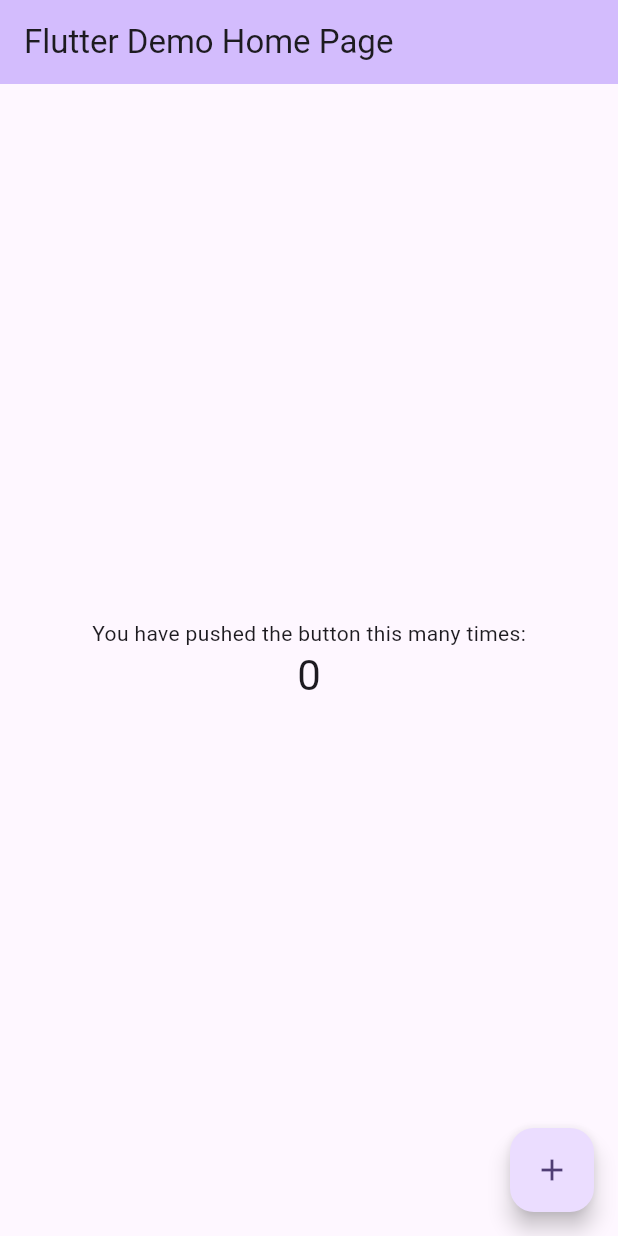
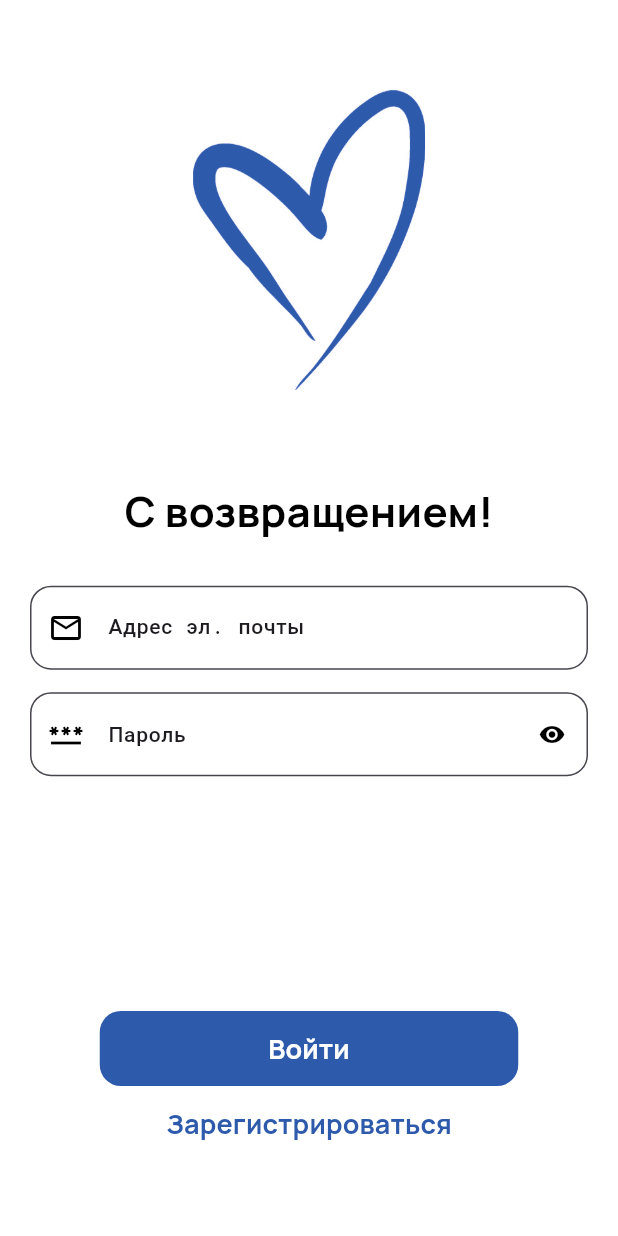
Before and after one commit to AlejandroAlikin/bpm_project, a Flutter app: the screen it shows after launch, on a phone screen of 412 x 824 dp. Run offline on Flutter 3.47's test engine with Material 3 defaults, Android fonts, the phone set to English and light mode, and no system bars; our stand-ins replace google_fonts.

Commit message:
add design login, register + bottom menu bar

```diff
--- /dev/null
+++ b/lib/authorization/login_page.dart
@@ -0,0 +1,214 @@
+import 'package:bpm/authorization/register_page.dart';
+import 'package:bpm/design/colors.dart';
+import 'package:bpm/main_pages/main_screen.dart';
+import 'package:flutter/material.dart';
+import 'package:google_fonts/google_fonts.dart';
+
+class LoginPage extends StatefulWidget {
+  const LoginPage({super.key});
+
+  @override
+  State<StatefulWidget> createState() => _LoginPageState();
+}
+
+class _LoginPageState extends State<LoginPage> {
+  late TextEditingController _emailTextEditingController;
+  late TextEditingController _passwordTextEditingController;
+  bool _obscurePassword = true;
+
+  @override
+  void initState() {
+    super.initState();
+    _emailTextEditingController = TextEditingController();
+    _passwordTextEditingController = TextEditingController();
+  }
+
+  @override
+  void dispose() {
+    _emailTextEditingController.dispose();
+    _passwordTextEditingController.dispose();
+    super.dispose();
+  }
+
+  @override
+  Widget build(BuildContext context) {
+    final _inputDecoration = InputDecoration(
+      filled: true,
+      fillColor: Colors.white,
+      labelStyle: GoogleFonts.spaceMono(
+        fontSize: 14,
+        fontWeight: FontWeight.w500,
+        color: const Color(0xFF1D1B20),
+      ),
+      border: OutlineInputBorder(
+        borderRadius: BorderRadius.circular(14),
+        borderSide: const BorderSide(width: 2),
+      ),
+      contentPadding: const EdgeInsets.symmetric(vertical: 16, horizontal: 16),
+    );
+
+    return Scaffold(
+      body: Column(
+        children: [
+          Expanded(
+            flex: 7,
+            child: Center(
+              child: Image.asset(
+                'assets/images/heart_logo.jpg',
+                width: 200,
+                height: 200,
+                fit: BoxFit.contain,
+              ),
+            ),
+          ),
+
+          Expanded(
+            flex: 7,
+            child: SingleChildScrollView(
+              padding: const EdgeInsets.symmetric(horizontal: 20),
+              child: Center(
+                child: Column(
+                  mainAxisAlignment: MainAxisAlignment.center,
+                  children: [
+                    Text(
+                      'С возвращением!',
+                      style: GoogleFonts.manrope(
+                        fontWeight: FontWeight.w700,
+                        fontSize: 28,
+                        color: Colors.black,
+                      ),
+                    ),
+                    const SizedBox(height: 30),
+                    SizedBox(
+                      width: double.infinity,
+                      child: TextField(
+                        controller: _emailTextEditingController,
+                        decoration: _inputDecoration.copyWith(
+                          prefixIcon: const Icon(
+                            Icons.email_outlined,
+                            size: 24,
+                            color: Colors.black,
+                          ),
+                          labelText: 'Адрес эл. почты',
+                        ),
+                      ),
+                    ),
+                    const SizedBox(height: 15),
+                    SizedBox(
+                      width: double.infinity,
+                      child: TextField(
+                        controller: _passwordTextEditingController,
+                        obscureText: _obscurePassword,
+                        decoration: _inputDecoration.copyWith(
+                          prefixIcon: const Icon(
+                            Icons.password_outlined,
+                            size: 24,
+                            color: Colors.black,
+                          ),
+                          labelText: 'Пароль',
+                          suffixIcon: IconButton(
+                            icon: Icon(
+                              _obscurePassword
+                                  ? Icons.visibility
+                                  : Icons.visibility_off,
+                              color: Colors.black,
+                              size: 18,
+                            ),
+                            onPressed: () {
+                              setState(() {
+                                _obscurePassword = !_obscurePassword;
+                              });
+                            },
+                          ),
+                        ),
+                      ),
+                    ),
+                  ],
+                ),
+              ),
+            ),
+          ),
+
+          Expanded(
+            flex: 4,
+            child: Padding(
+              padding: const EdgeInsets.only(bottom: 50),
+              child: Column(
+                mainAxisAlignment: MainAxisAlignment.end,
+                children: [
+                  SizedBox(
+                    width: double.infinity,
+                    child: Padding(
+                      padding: const EdgeInsets.symmetric(horizontal: 20),
+                      child: FractionallySizedBox(
+                        widthFactor: 3 / 4,
+                        child: ElevatedButton(
+                          onPressed: () {
+                            Navigator.pushReplacement(
+                                context,
+                                MaterialPageRoute(builder: (context) => MainScreen())
+                            );
+                          },
+                          style: ElevatedButton.styleFrom(
+                            minimumSize: const Size(0, 50),
+                            backgroundColor: primaryBlue,
+                            shape: RoundedRectangleBorder(
+                              borderRadius: BorderRadius.circular(14),
+                            ),
+                            elevation: 0,
+                          ),
+                          child: Text(
+                            'Войти',
+                            style: GoogleFonts.manrope(
+                              fontSize: 18,
+                              fontWeight: FontWeight.w700,
+                              color: Colors.white,
+                            ),
+                          ),
+                        ),
+                      ),
+                    ),
+                  ),
+                  SizedBox(
+                    width: double.infinity,
+                    child: Padding(
+                      padding: const EdgeInsets.symmetric(horizontal: 20),
+                      child: FractionallySizedBox(
+                        widthFactor: 3 / 4,
+                        child: TextButton(
+                          onPressed: () {
+                            Navigator.push(
+                              context,
+                              MaterialPageRoute(
+                                builder: (context) => RegisterPage(),
+                              ),
+                            );
+                          },
+                          style: TextButton.styleFrom(
+                            minimumSize: const Size(double.infinity, 50),
+                            padding: EdgeInsets.zero,
+                            tapTargetSize: MaterialTapTargetSize.shrinkWrap,
+                            foregroundColor: Colors.transparent,
+                            splashFactory: NoSplash.splashFactory,
+                          ),
+                          child: Text(
+                            'Зарегистрироваться',
+                            style: GoogleFonts.manrope(
+                              fontSize: 18,
+                              fontWeight: FontWeight.w700,
+                              color: primaryBlue, // розовый цвет текста
+                            ),
+                          ),
+                        ),
+                      ),
+                    ),
+                  ),
+                ],
+              ),
+            ),
+          ),
+        ],
+      ),
+    );
+  }
+}
--- /dev/null
+++ b/lib/design/colors.dart
@@ -0,0 +1,3 @@
+import 'dart:ui';
+
+const Color primaryBlue = Color(0xFF2E5AAC);
--- a/lib/main.dart
+++ b/lib/main.dart
@@ -1,122 +1,39 @@
 import 'package:flutter/material.dart';
 
+import 'authorization/login_page.dart';
+
 void main() {
+  debugPrint = (String? message, {int? wrapWidth}) {};
+  WidgetsFlutterBinding.ensureInitialized();
+
   runApp(const MyApp());
 }
 
 class MyApp extends StatelessWidget {
   const MyApp({super.key});
 
-  // This widget is the root of your application.
   @override
   Widget build(BuildContext context) {
     return MaterialApp(
-      title: 'Flutter Demo',
+      debugShowCheckedModeBanner: false,
+
+      title: 'BPM',
       theme: ThemeData(
-        // This is the theme of your application
-        //
-        // TRY THIS: Try running your application with "flutter run". You'll see
-        // the application has a purple toolbar. Then, without quitting the app,
-        // try changing the seedColor in the colorScheme below to Colors.green
-        // and then invoke "hot reload" (save your changes or press the "hot
-        // reload" button in a Flutter-supported IDE, or press "r" if you used
-        // the command line to start the app).
-        //
-        // Notice that the counter didn't reset back to zero; the application
-        // state is not lost during the reload. To reset the state, use hot
-        // restart instead.
-        //
-        // This works for code too, not just values: Most code changes can be
-        // tested with just a hot reload.
-        colorScheme: ColorScheme.fromSeed(seedColor: Colors.deepPurple),
+        primaryColor: Colors.white,
+        scaffoldBackgroundColor: Colors.white,
+        iconTheme: IconThemeData(color: Colors.white),
+        appBarTheme: AppBarTheme(color: Colors.white),
+        visualDensity: VisualDensity.adaptivePlatformDensity,
       ),
-      home: const MyHomePage(title: 'Flutter Demo Home Page'),
+
+      // Устанавливаем начальный маршрут
+      initialRoute: '/login',
+      routes: {
+        '/login': (context) => const LoginPage(),
+      },
+
+      // Альтернативный вариант без именованных маршрутов:
+      // home: const LoginPage(),
     );
   }
 }
-
-class MyHomePage extends StatefulWidget {
-  const MyHomePage({super.key, required this.title});
-
-  // This widget is the home page of your application. It is stateful, meaning
-  // that it has a State object (defined below) that contains fields that affect
-  // how it looks.
-
-  // This class is the configuration for the state. It holds the values (in this
-  // case the title) provided by the parent (in this case the App widget) and
-  // used by the build method of the State. Fields in a Widget subclass are
-  // always marked "final".
-
-  final String title;
-
-  @override
-  State<MyHomePage> createState() => _MyHomePageState();
-}
-
-class _MyHomePageState extends State<MyHomePage> {
-  int _counter = 0;
-
-  void _incrementCounter() {
-    setState(() {
-      // This call to setState tells the Flutter framework that something has
-      // changed in this State, which causes it to rerun the build method below
-      // so that the display can reflect the updated values. If we changed
-      // _counter without calling setState(), then the build method would not be
-      // called again, and so nothing would appear to happen.
-      _counter++;
-    });
-  }
-
-  @override
-  Widget build(BuildContext context) {
-    // This method is rerun every time setState is called, for instance as done
-    // by the _incrementCounter method above.
-    //
-    // The Flutter framework has been optimized to make rerunning build methods
-    // fast, so that you can just rebuild anything that needs updating rather
-    // than having to individually change instances of widgets.
-    return Scaffold(
-      appBar: AppBar(
-        // TRY THIS: Try changing the color here to a specific color (to
-        // Colors.amber, perhaps?) and trigger a hot reload to see the AppBar
-        // change color while the other colors stay the same.
-        backgroundColor: Theme.of(context).colorScheme.inversePrimary,
-        // Here we take the value from the MyHomePage object that was created by
-        // the App.build method, and use it to set our appbar title.
-        title: Text(widget.title),
-      ),
-      body: Center(
-        // Center is a layout widget. It takes a single child and positions it
-        // in the middle of the parent.
-        child: Column(
-          // Column is also a layout widget. It takes a list of children and
-          // arranges them vertically. By default, it sizes itself to fit its
-          // children horizontally, and tries to be as tall as its parent.
-          //
-          // Column has various properties to control how it sizes itself and
-          // how it positions its children. Here we use mainAxisAlignment to
-          // center the children vertically; the main axis here is the vertical
-          // axis because Columns are vertical (the cross axis would be
-          // horizontal).
-          //
-          // TRY THIS: Invoke "debug painting" (choose the "Toggle Debug Paint"
-          // action in the IDE, or press "p" in the console), to see the
-          // wireframe for each widget.
-          mainAxisAlignment: MainAxisAlignment.center,
-          children: <Widget>[
-            const Text('You have pushed the button this many times:'),
-            Text(
-              '$_counter',
-              style: Theme.of(context).textTheme.headlineMedium,
-            ),
-          ],
-        ),
-      ),
-      floatingActionButton: FloatingActionButton(
-        onPressed: _incrementCounter,
-        tooltip: 'Increment',
-        child: const Icon(Icons.add),
-      ), // This trailing comma makes auto-formatting nicer for build methods.
-    );
-  }
-}
```
Also changed, not shown: lib/authorization/register_page.dart (added, +254 -0 lines), lib/main_pages/account_page.dart (added, +17 -0 lines), lib/main_pages/main_screen.dart (added, +89 -0 lines), lib/main_pages/results_page.dart (added, +17 -0 lines), lib/main_pages/scanning_page.dart (added, +17 -0 lines), pubspec.yaml (+4 -4 lines), assets/images/heart_logo.jpg (added), pubspec.lock.
